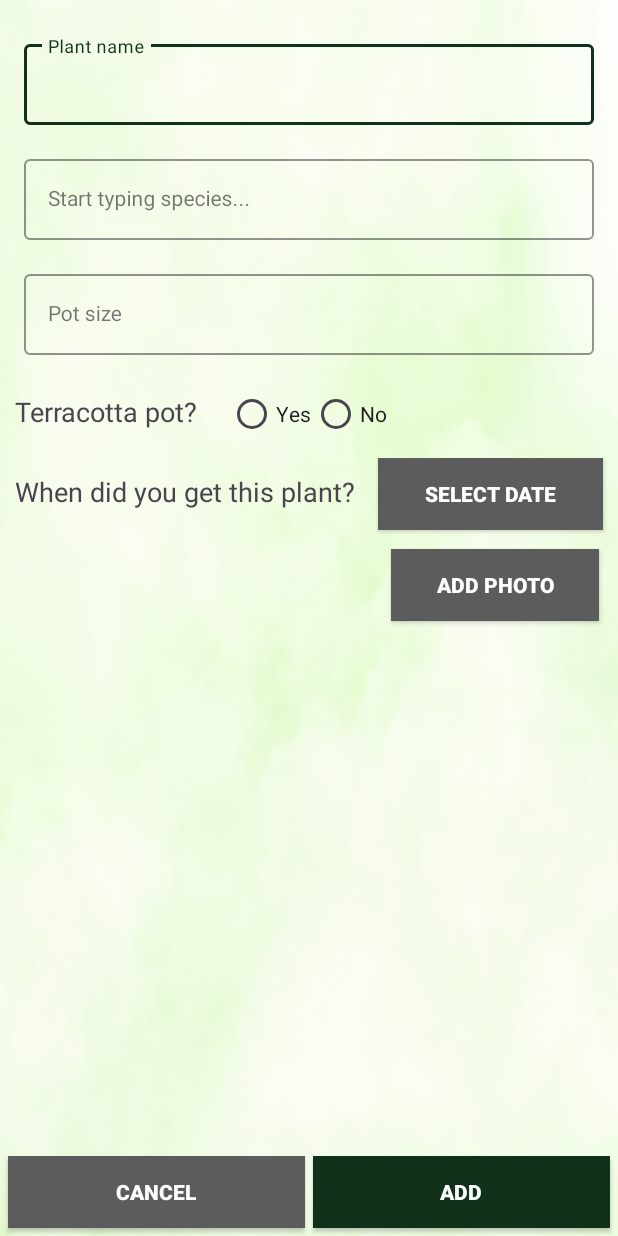
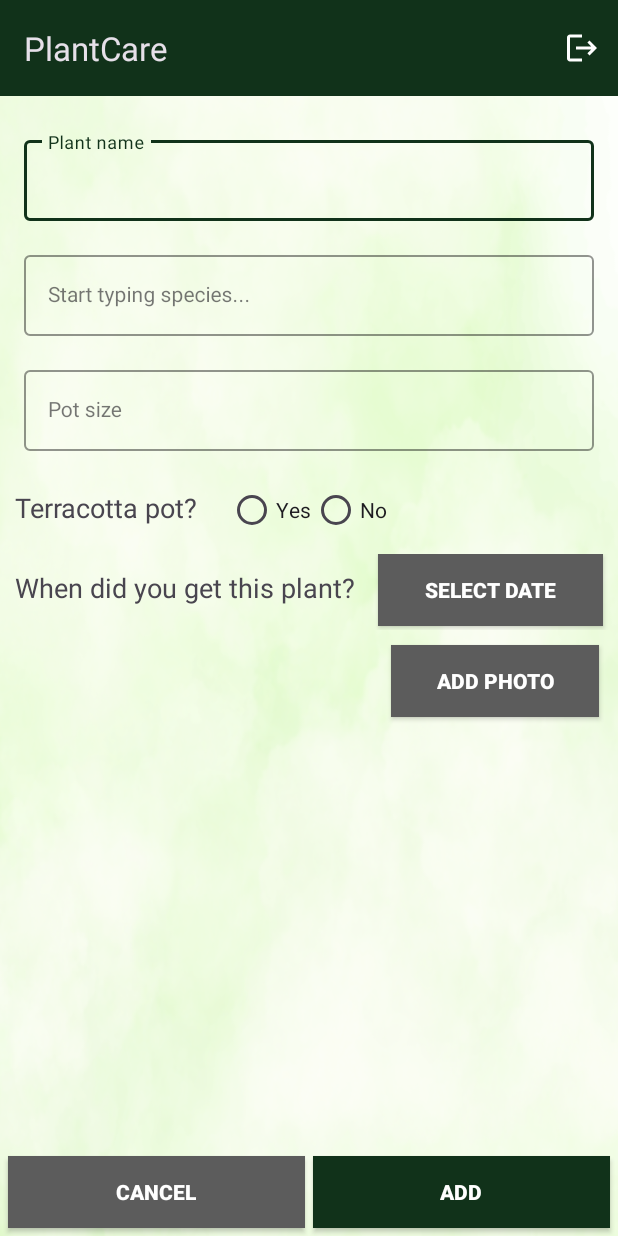
Before and after one commit to CMPT362-PlantCare/PlantCare, an Android app: the AddPlantActivity screen opened directly, with no data from a screen before it, on a phone screen of 412 x 824 dp. Run offline under Robolectric (Android 15) with nearby library versions, the phone set to English and light mode, and no system bars; our stand-ins replace Firebase (no records; nobody signed in at launch, a user with empty details on screens opened directly); 1 statement that could not run was skipped.

Commit message:
Add back toolbar

```diff
--- a/app/src/main/java/com/example/plantcare/AddPlantActivity.kt
+++ b/app/src/main/java/com/example/plantcare/AddPlantActivity.kt
@@ -12,6 +12,8 @@ import android.graphics.Matrix
 import android.net.Uri
 import android.os.Bundle
 import android.provider.MediaStore
+import android.view.Menu
+import android.view.MenuItem
 import android.widget.DatePicker
 import android.widget.TimePicker
 import androidx.activity.result.ActivityResult
@@ -23,12 +25,16 @@ import androidx.core.content.ContextCompat
 import androidx.core.content.FileProvider
 import androidx.lifecycle.ViewModelProvider
 import com.example.plantcare.databinding.ActivityAddplantBinding
+import com.google.firebase.auth.FirebaseAuth
+import com.google.firebase.auth.ktx.auth
+import com.google.firebase.ktx.Firebase
 import java.io.File
 import java.util.Calendar
 
 class AddPlantActivity : AppCompatActivity(), DatePickerDialog.OnDateSetListener {
 
     private lateinit var binding: ActivityAddplantBinding
+    private lateinit var firebaseAuth: FirebaseAuth
     private val calendar = Calendar.getInstance()
     private lateinit var cameraResult: ActivityResultLauncher<Intent>
     private lateinit var galleryResult: ActivityResultLauncher<Intent>
@@ -39,9 +45,12 @@ class AddPlantActivity : AppCompatActivity(), DatePickerDialog.OnDateSetListener
 
     override fun onCreate(savedInstanceState: Bundle?) {
         super.onCreate(savedInstanceState)
-        println("creating add plant activity")
+
+        firebaseAuth = Firebase.auth
         binding = ActivityAddplantBinding.inflate(layoutInflater)
         setContentView(binding.root)
+        setSupportActionBar(findViewById(R.id.toolbar))
+
         tempImgFile = File(getExternalFilesDir(null), "tempImg")
         tempImgUri = FileProvider.getUriForFile(this, "com.example.plantcare", tempImgFile)
 
@@ -143,4 +152,23 @@ class AddPlantActivity : AppCompatActivity(), DatePickerDialog.OnDateSetListener
         )
         datePickerDialog.show()
     }
+
+    override fun onCreateOptionsMenu(menu: Menu): Boolean {
+        menuInflater.inflate(R.menu.dashboard_toolbar_menu, menu)
+        return true
+    }
+
+    override fun onOptionsItemSelected(item: MenuItem): Boolean {
+        return when (item.itemId) {
+            R.id.action_logout -> {
+                firebaseAuth.signOut()
+                val loginActivityIntent = Intent(this, LoginActivity::class.java)
+                startActivity(loginActivityIntent)
+                finish()
+                return true
+            }
+
+            else -> super.onOptionsItemSelected(item)
+        }
+    }
 }
--- a/app/src/main/res/layout/activity_addplant.xml
+++ b/app/src/main/res/layout/activity_addplant.xml
@@ -1,11 +1,20 @@
 <?xml version="1.0" encoding="utf-8"?>
-<androidx.constraintlayout.widget.ConstraintLayout xmlns:android="http://schemas.android.com/apk/res/android"
+<LinearLayout xmlns:android="http://schemas.android.com/apk/res/android"
     xmlns:app="http://schemas.android.com/apk/res-auto"
     xmlns:tools="http://schemas.android.com/tools"
     android:layout_width="match_parent"
     android:layout_height="match_parent"
     android:background="@drawable/plain_bg"
+    android:orientation="vertical"
     tools:context=".AddPlantActivity">
+
+  <androidx.appcompat.widget.Toolbar
+      android:id="@+id/toolbar"
+      android:layout_width="match_parent"
+      android:layout_height="wrap_content"
+      android:background="@color/dark_green"
+      android:elevation="4dp"
+      app:titleTextColor="?android:textColorPrimaryInverse" />
 
     <LinearLayout
         android:layout_width="match_parent"
@@ -204,4 +213,4 @@
 
     </LinearLayout>
 
-</androidx.constraintlayout.widget.ConstraintLayout>
+</LinearLayout>
```
